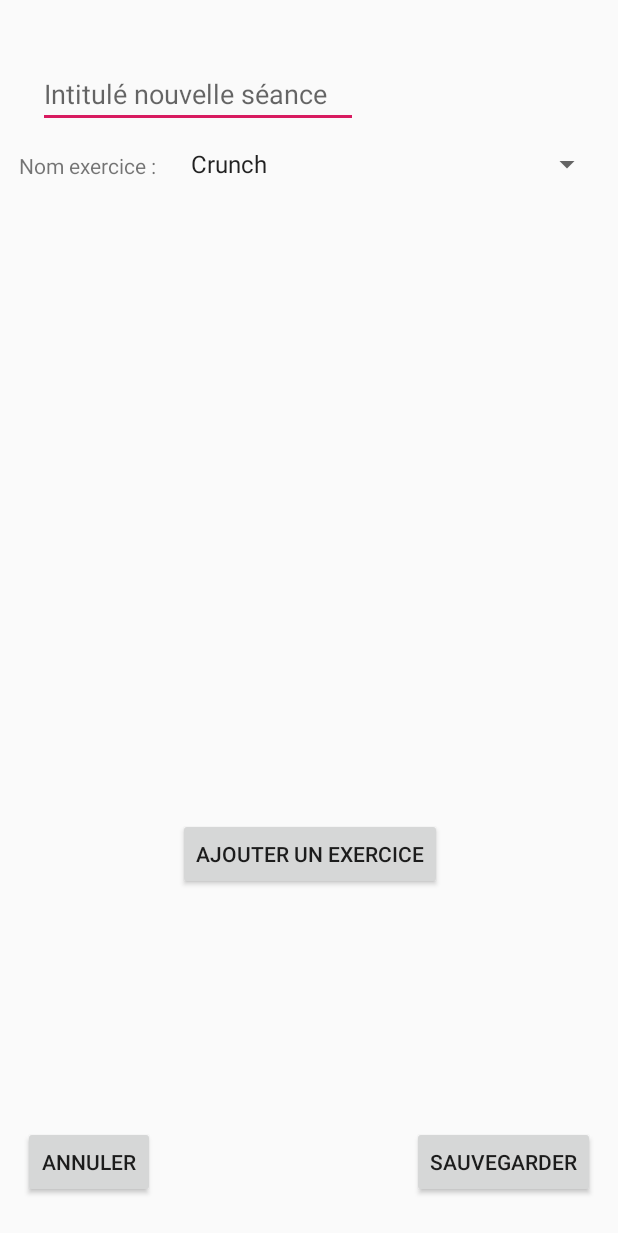
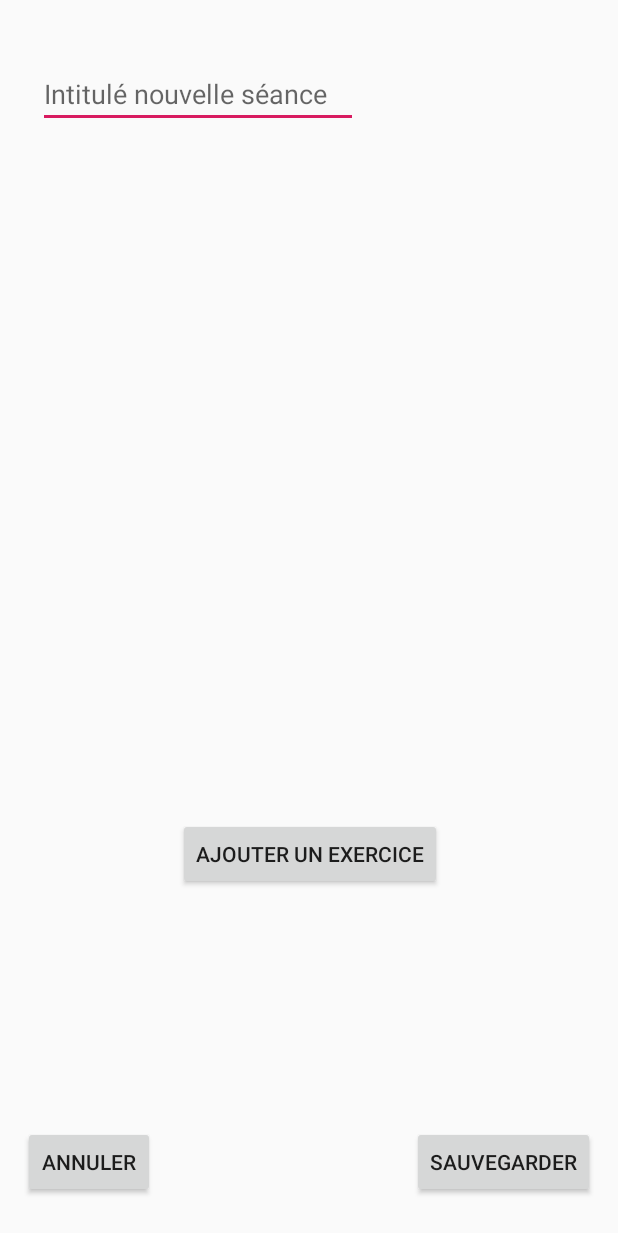
Before and after one commit to mcoucke/gomuscu, an Android app: the CreerSeance screen opened directly, with no data from a screen before it, on a phone screen of 412 x 824 dp. Shown: the top 1233 px of the screen. Run offline under Robolectric (Android 15) with nearby library versions, the phone set to English and light mode, and no system bars; our stand-ins replace Room's generated code.

Commit message:
Modification de seance fonctionnelle

```diff
--- a/app/src/main/java/com/app/gomuscu/CreerSeance.java
+++ b/app/src/main/java/com/app/gomuscu/CreerSeance.java
@@ -59,7 +59,7 @@ public class CreerSeance extends AppCompatActivity {
         FragmentTransaction fragmentTransaction = fragmentManager.beginTransaction();
 
         for(int i = 0; i < exerciceDansSeances.size(); ++i){
-            AjoutExerciceFragment fragment = new AjoutExerciceFragment(exerciceDansSeances.get(i).getIdExercice());
+            AjoutExerciceFragment fragment = new AjoutExerciceFragment(exerciceDansSeances.get(i).getIdExercice() - 1);
             fragmentTransaction.add(R.id.lin_lay_exercice, fragment);
         }
         fragmentTransaction.commit();
@@ -77,7 +77,7 @@ public class CreerSeance extends AppCompatActivity {
 
         if(this.seance != null){
             idSeance = this.seance.getId();
-            //Supprimer les anciens exos
+            goMuscuViewModel.deleteAllExercicesDansSeanceById((int) idSeance);
         }
         else{
             this.seance = new Seance(nomSeance);
--- a/app/src/main/res/layout/creer_seance.xml
+++ b/app/src/main/res/layout/creer_seance.xml
@@ -54,14 +54,7 @@
             android:id="@+id/lin_lay_exercice"
             android:layout_width="match_parent"
             android:layout_height="wrap_content"
-            android:orientation="vertical">
-
-            <fragment
-                android:id="@+id/fragment3"
-                android:name="com.app.gomuscu.AjoutExerciceFragment"
-                android:layout_width="match_parent"
-                android:layout_height="wrap_content" />
-        </LinearLayout>
+            android:orientation="vertical"/>
     </ScrollView>
 
     <Button
```
